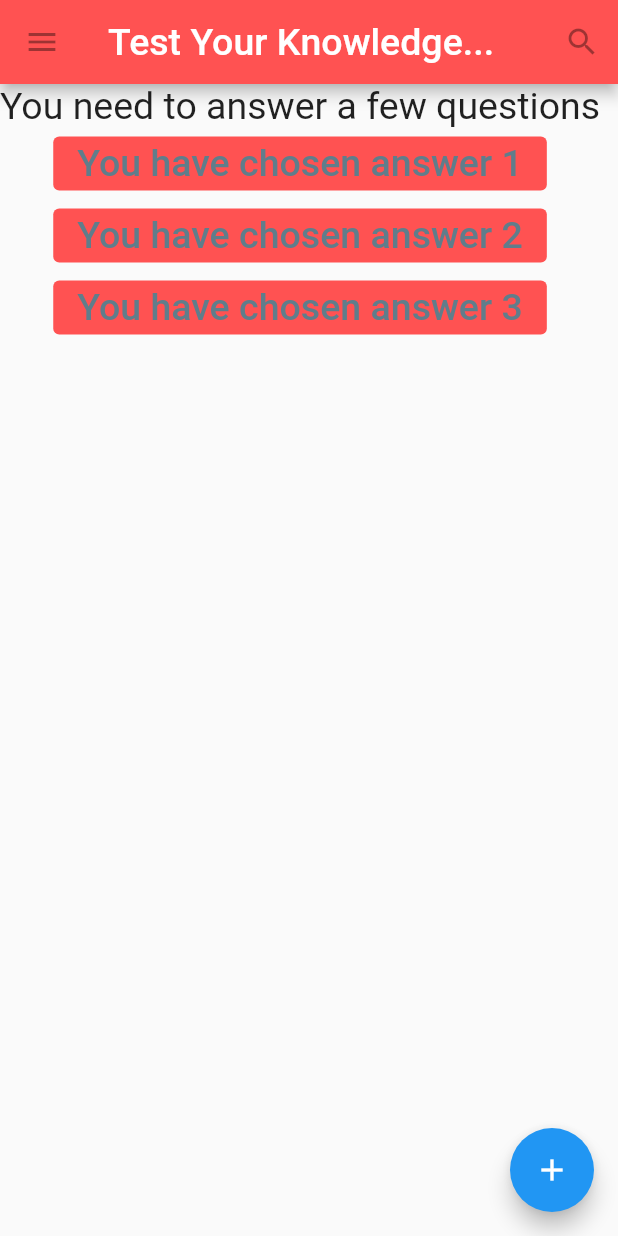
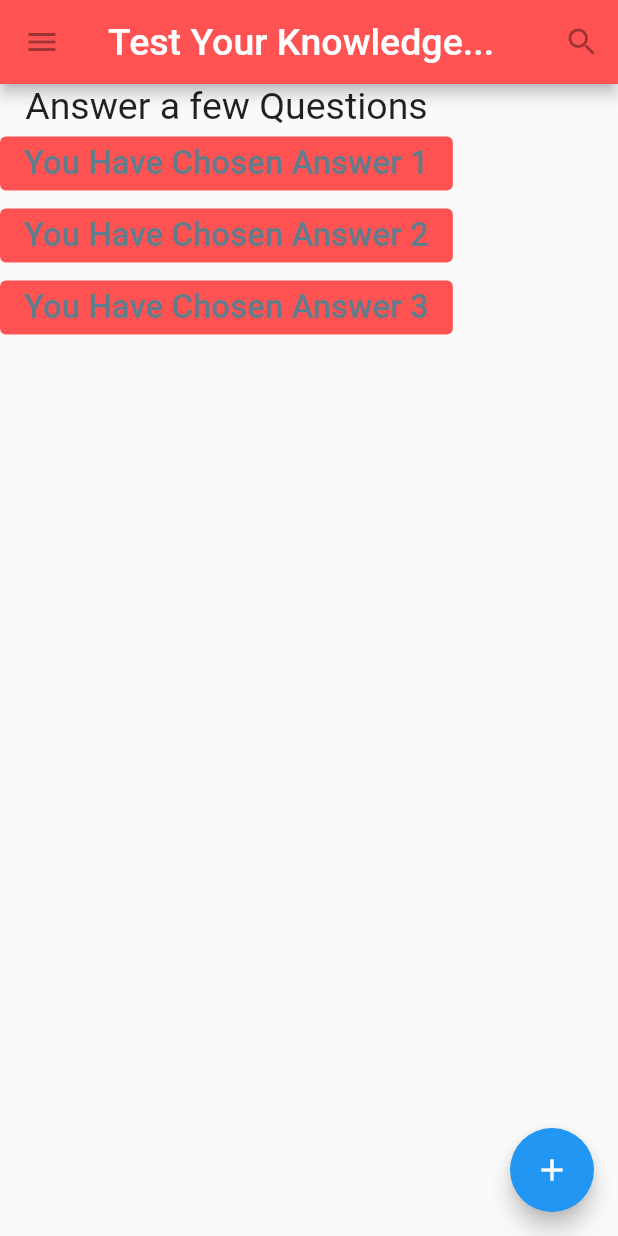
Before and after one commit to Prodigy-Genes/learning_flutter-cont-, a Flutter app: the screen it shows after launch, on a phone screen of 412 x 824 dp. Run offline on Flutter 3.47's test engine with Material 2 defaults, Android fonts, the phone set to English and light mode, and no system bars.

Commit message:
Learning_Flutter(cont)

```diff
--- a/lib/main.dart
+++ b/lib/main.dart
@@ -1,64 +1,12 @@
 import 'package:flutter/material.dart';
+import 'package:learning_flutter/testingMy_firstApp.dart';
 
-void main() {
-  runApp(const MyFirstApp());
-}
 
-class MyFirstApp extends StatelessWidget {
-  const MyFirstApp({Key? key}) : super(key: key);
-
-  @override
-  Widget build(BuildContext context) {
-    return MaterialApp(
-      home: Scaffold(
-        appBar: AppBar(
-          leading: const IconButton(
-            icon: Icon(Icons.menu),
-            tooltip: 'Navigation menu',
-            onPressed: null,),
-          title: const Text(
-            'Test Your Knowledge...',
-            style: TextStyle(fontSize: 25.0, fontStyle: FontStyle.normal),
-          ),
-          actions: const <Widget> [
-            IconButton(
-            icon: Icon(Icons.search),
-            tooltip: 'Search',
-            onPressed: null,),
-          ],
-          backgroundColor: Colors.redAccent,
-        ),
-        body:  Column(
-          children :[ Text('You need to answer a few questions',
-          style: TextStyle(fontSize: 25.00,)
-          ),
-          ElevatedButton(onPressed: null,
-          style: ElevatedButton.styleFrom(disabledBackgroundColor: Colors.redAccent),
-          child: Text('You have chosen answer 1',
-          style: TextStyle(fontSize: 25, color:Colors.blueGrey),),
-
-          ),
-
-          ElevatedButton(onPressed: null,
-          style: ElevatedButton.styleFrom(disabledBackgroundColor: Colors.redAccent),
-          child: Text('You have chosen answer 2',
-          style: TextStyle(fontSize: 25, color:Colors.blueGrey),)),
-
-          ElevatedButton(onPressed: null,
-          style: ElevatedButton.styleFrom(disabledBackgroundColor: Colors.redAccent),
-          child: Text('You have chosen answer 3',
-          style: TextStyle(fontSize: 25, color:Colors.blueGrey),)),
-          ]
-        ),
-        floatingActionButton: const FloatingActionButton(
-          tooltip: 'Add',
-          onPressed: null,
-          child: Icon(Icons.add),
-        )
-      ),
-    );
-  }
-}
+void main(List<String> args) => runApp(
+  const MaterialApp(
+    home: MyFirstApp()
+  )
+);
 
 /*
 void main() {
--- /dev/null
+++ b/lib/testingMy_firstApp.dart
@@ -0,0 +1,70 @@
+import 'package:flutter/material.dart';
+
+class MyFirstApp extends StatelessWidget {
+  const MyFirstApp({Key? key}) : super(key: key); // Corrected constructor
+
+  @override
+  Widget build(BuildContext context) {
+    return Scaffold(
+      appBar: AppBar(
+        leading: const IconButton(
+          icon: Icon(Icons.menu),
+          tooltip: 'Navigation Menu',
+          onPressed: null,
+        ),
+        title: const Text(
+          'Test Your Knowledge...',
+          style: TextStyle(fontSize: 25.00, fontStyle: FontStyle.normal),
+        ),
+        actions: const <Widget>[
+          IconButton(
+            icon: Icon(Icons.search),
+            tooltip: 'Search',
+            onPressed: null,
+          )
+        ],
+        backgroundColor: Colors.redAccent,
+      ),
+      body: Column(
+        children: [
+          const Text(
+            'Answer a few Questions',
+            textAlign: TextAlign.center,
+            style: TextStyle(
+              fontSize: 25,
+            ),
+          ),
+          ElevatedButton(
+            onPressed: null,
+            style: ElevatedButton.styleFrom(disabledBackgroundColor: Colors.redAccent),
+            child: const Text(
+              'You Have Chosen Answer 1',
+              style: TextStyle(fontSize: 22, color: Colors.blueGrey),
+            ),
+          ),
+          ElevatedButton(
+            style: ElevatedButton.styleFrom(disabledBackgroundColor: Colors.redAccent),
+            onPressed: null,
+            child: const Text(
+              'You Have Chosen Answer 2',
+              style: TextStyle(fontSize: 22, color: Colors.blueGrey),
+            ),
+          ),
+          ElevatedButton(
+            style: ElevatedButton.styleFrom(disabledBackgroundColor: Colors.redAccent),
+            onPressed: null,
+            child: const Text(
+              'You Have Chosen Answer 3',
+              style: TextStyle(fontSize: 22, color: Colors.blueGrey),
+            ),
+          ),
+        ],
+      ),
+      floatingActionButton: const FloatingActionButton(
+        tooltip: 'Add',
+        onPressed: null,
+        child: Icon(Icons.add),
+      ),
+    );
+  }
+}
```
Also changed, not shown: lib/myStateless_Scaffold.dart (added, +45 -0 lines).
